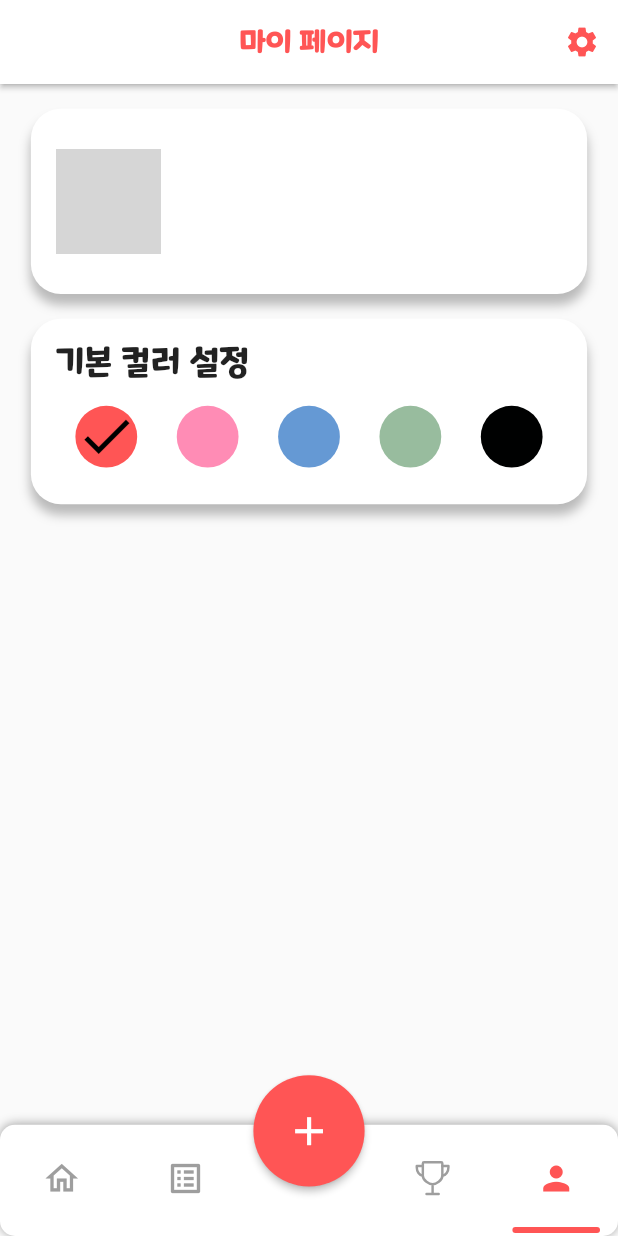
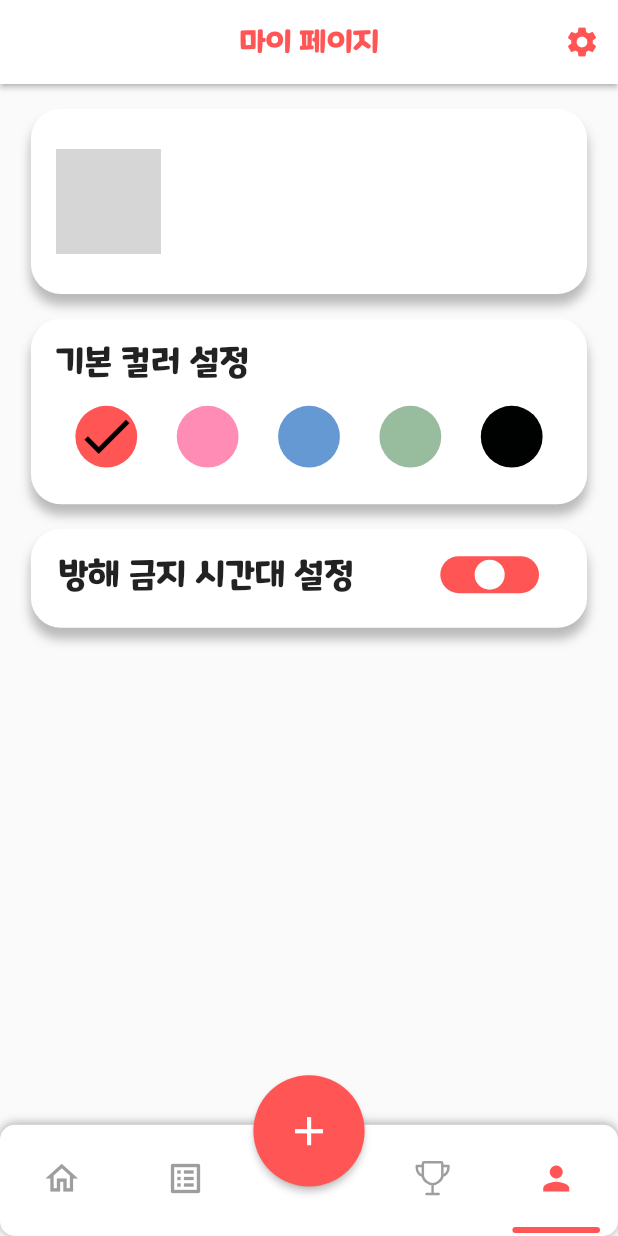
Before and after one commit to Cheetozzeong/TTT, a Flutter app: the screen it shows once a user with an empty profile is signed in, item 5 of the bottom bar chosen, on a phone screen of 412 x 824 dp. Run offline on Flutter 3.47's test engine with Material 2 defaults, Android fonts, the phone set to English and light mode, and no system bars; drawn by our look-alikes of expandable, persistent_bottom_nav_bar; our stand-ins replace cached_network_image, firebase_auth, firebase_core, firebase_messaging, flutter_spinkit, get and 4 more; missing offline and left inert: material_dialogs, switcher_button; accounts and stored records are empty; network calls fail; grey boxes are pictures that could not be loaded.

Commit message:
🧪: 테스트 방해금지시간 토글스위치[S08P31A804-253]

```diff
--- /dev/null
+++ b/tickle_tackle_tockle/lib/component/custom_switch.dart
@@ -0,0 +1,76 @@
+import 'package:flutter/material.dart';
+
+
+class CustomSwitch extends StatefulWidget {
+  const CustomSwitch({
+    Key? key,
+    this.value,
+    this.enableColor,
+    this.disableColor,
+    this.switchHeight,
+    this.switchWidth,
+    this.onChanged,
+  }) : super(key: key);
+
+  final bool? value;
+  final Color? enableColor;
+  final Color? disableColor;
+  final double? switchHeight;
+  final double? switchWidth;
+  final ValueChanged<bool>? onChanged;
+
+  @override
+  _CustomSwitchState createState() => _CustomSwitchState();
+}
+
+class _CustomSwitchState extends State<CustomSwitch> with SingleTickerProviderStateMixin {
+  late Animation _circleAnimation;
+  late AnimationController _animationController;
+
+  @override
+  void initState() {
+    super.initState();
+    _animationController = AnimationController(vsync: this, duration: Duration(milliseconds: 60));
+    _circleAnimation = AlignmentTween(
+        begin: widget.value! ? Alignment.centerRight : Alignment.centerLeft,
+        end: widget.value! ? Alignment.centerLeft :Alignment.centerRight).animate(CurvedAnimation(
+        parent: _animationController, curve: Curves.linear));
+  }
+
+  @override
+  Widget build(BuildContext context) {
+    return AnimatedBuilder(
+      animation: _animationController,
+      builder: (context, child) {
+        return GestureDetector(
+          onTap: () {
+            if (_animationController.isCompleted) {
+              _animationController.reverse();
+            } else {
+              _animationController.forward();
+            }
+            widget.value == false ? widget.onChanged!(true) : widget.onChanged!(false);
+          },
+          child: Container(
+            decoration: BoxDecoration(
+              borderRadius: BorderRadius.circular(24.0),
+              color: _circleAnimation.value ==  Alignment.centerLeft ? widget.disableColor : widget.enableColor,),
+            child: Padding(padding: const EdgeInsets.only(top: 2.0, bottom: 2.0, right: 2.0, left: 2.0),
+              child:  Container(
+                alignment: widget.value! ? Alignment.centerRight : Alignment.centerLeft,
+                child: Container(
+                  width: widget.switchWidth ?? 20.0,
+                  height: widget.switchHeight ?? 20.0,
+                  decoration: const BoxDecoration(
+                    shape: BoxShape.circle,
+                    color: Colors.white,
+                  ),
+                ),
+              ),
+            ),
+          ),
+        );
+      },
+    );
+  }
+}
--- a/tickle_tackle_tockle/lib/const/theme.dart
+++ b/tickle_tackle_tockle/lib/const/theme.dart
@@ -17,3 +17,4 @@ const Color TTTTeritary4 = const Color(0xFFD8DB53);
 const Color TTTTeritary5 = const Color(0xFF64785D);
 const Color TTTBlack = const Color(0xFF000000);
 const Color TTTWhite = const Color(0xFFFFFFFF);
+const Color TTTGrey = const Color(0xFF757575);
--- /dev/null
+++ b/tickle_tackle_tockle/lib/controller/disturb_alarm_controller.dart
@@ -0,0 +1,23 @@
+import 'dart:ui';
+import 'package:flutter/material.dart';
+import 'package:get/get.dart';
+import 'package:tickle_tackle_tockle/const/theme.dart';
+
+class DisturbAlarmController extends GetxController {
+  bool _isDisturbAlarm = false;
+  bool get isDisturbAlarm => _isDisturbAlarm;
+
+  Color stateColor = TTTPrimary1;
+
+  void setIsDisturbAlarmFlag(bool value, Color color) {
+    _isDisturbAlarm = value;
+
+    if(value) {
+      stateColor = color;
+    } else {
+      stateColor = TTTGrey;
+    }
+
+    update();
+  }
+}
--- a/tickle_tackle_tockle/lib/screen/mypage/mypage_screen.dart
+++ b/tickle_tackle_tockle/lib/screen/mypage/mypage_screen.dart
@@ -1,9 +1,13 @@
 import 'package:cached_network_image/cached_network_image.dart';
+import 'package:expandable/expandable.dart';
 import 'package:firebase_auth/firebase_auth.dart';
 import 'package:flutter/material.dart';
 import 'package:shared_preferences/shared_preferences.dart';
+import 'package:switcher_button/switcher_button.dart';
 import 'package:tickle_tackle_tockle/component/common_appbar.dart';
+import 'package:tickle_tackle_tockle/component/custom_switch.dart';
 import 'package:tickle_tackle_tockle/const/theme.dart';
+import 'package:tickle_tackle_tockle/controller/disturb_alarm_controller.dart';
 import 'package:tickle_tackle_tockle/controller/theme_controller.dart';
 import 'package:get/get.dart';
 
@@ -22,6 +26,92 @@ class MyPageScreen extends StatelessWidget {
     final deviceHeight = size.height;
 
     ThemeController themeController = Get.put(ThemeController());
+    DisturbAlarmController disturbAlarmController = Get.put(DisturbAlarmController());
+
+    buildButtonWidget(BuildContext buildContext, ExpandableController ec) {
+      return Builder(
+        builder: (buildContext) {
+          return GetBuilder<ThemeController>(
+            builder: (_) {
+              return GetBuilder<DisturbAlarmController>(
+                builder: (_) {
+                  return CustomSwitch(
+                    value: disturbAlarmController.isDisturbAlarm,
+                    disableColor: disturbAlarmController.stateColor,
+                    enableColor: disturbAlarmController.stateColor,
+                    switchHeight: 20,
+                    switchWidth: deviceWidth * 0.15,
+                    onChanged: (_) {
+                      ec.toggle();
+                      disturbAlarmController.setIsDisturbAlarmFlag(!disturbAlarmController.isDisturbAlarm, themeController.selectedPrimaryColor);
+                    },
+                  );
+                }
+              );
+            }
+          );
+        },
+      );
+    }
+
+    buildCollapsedAlarm(BuildContext buildContext, ExpandableController ec) {
+      return Container(
+        height: deviceHeight * 0.08,
+        width: deviceWidth * 0.9,
+        child: Padding(
+          padding: EdgeInsets.all(deviceHeight * 0.022),
+          child: Row(
+            mainAxisAlignment: MainAxisAlignment.start,
+            crossAxisAlignment: CrossAxisAlignment.start,
+            children: [
+              Text(
+                '방해 금지 시간대 설정',
+                style: TextStyle(
+                  fontSize: deviceWidth * 0.055,
+                ),
+              ),
+              SizedBox(
+                width: deviceWidth * 0.14,
+              ),
+              Container(
+                height: deviceHeight * 0.03,
+                child: buildButtonWidget(buildContext, ec),
+              ),
+            ],
+          ),
+        ),
+      );
+    }
+
+    buildExpandedAlarm(BuildContext buildContext, ExpandableController ec) {
+      return Container(
+        height: deviceHeight * 0.2,
+        width: deviceWidth * 0.9,
+        child: Padding(
+          padding: EdgeInsets.all(deviceHeight * 0.022),
+          child: Row(
+            mainAxisAlignment: MainAxisAlignment.start,
+            crossAxisAlignment: CrossAxisAlignment.start,
+            children: [
+              Text(
+                '방해 금지 시간대 설정',
+                style: TextStyle(
+                  fontSize: deviceWidth * 0.055,
+                ),
+              ),
+              SizedBox(
+                width: deviceWidth * 0.14,
+              ),
+              Container(
+                height: deviceHeight * 0.03,
+                child: buildButtonWidget(buildContext, ec),
+              ),
+            ],
+          ),
+        ),
+      );
+    }
+
 
     return Scaffold(
       appBar: CommonAppBar(appBarType: AppBarType.myPageAppBar, title: '마이 페이지',),
@@ -252,6 +342,39 @@ class MyPageScreen extends StatelessWidget {
                 ),
               ),
             ),
+            SizedBox(
+              height: deviceHeight * 0.02,
+            ),
+            Container(
+              decoration: BoxDecoration(
+                color: Colors.white,
+                borderRadius: BorderRadius.circular(20),
+                boxShadow: [
+                  BoxShadow(
+                    color: Colors.grey.withOpacity(0.7),
+                    blurRadius: 5.0,
+                    spreadRadius: 0.0,
+                    offset: const Offset(0, 7),
+                  ),
+                ],
+              ),
+              child: ExpandableNotifier(
+                child: Expandable(
+                  collapsed: Builder(
+                    builder: (context) {
+                      var exController = ExpandableController.of(context, required: true)!;
+                      return buildCollapsedAlarm(context, exController);
+                    },
+                  ),
+                  expanded: Builder(
+                    builder: (context) {
+                      var exController = ExpandableController.of(context, required: true)!;
+                      return buildExpandedAlarm(context, exController);
+                    },
+                  ),
+                ),
+              ),
+            ),
           ],
         ),
       ),
--- a/tickle_tackle_tockle/pubspec.yaml
+++ b/tickle_tackle_tockle/pubspec.yaml
@@ -47,6 +47,8 @@ dependencies:
   material_dialogs: ^1.1.4
   cached_network_image: ^3.2.3
   firebase_messaging: ^14.4.1
+  expandable: ^5.0.1
+  switcher_button: ^0.0.4
 
 dev_dependencies:
   flutter_test:
```
Also changed, not shown: tickle_tackle_tockle/pubspec.lock.
